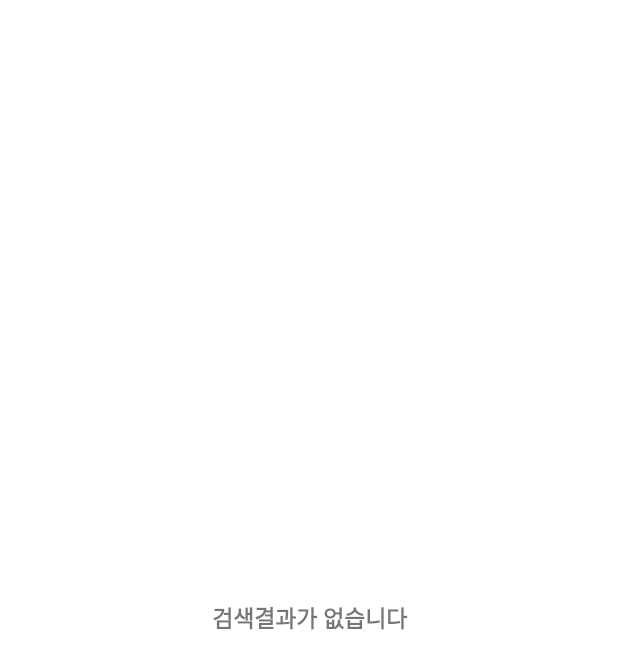
After one commit to pjs3065a/KakaoPay_Book_Search, an Android app: the layout holder_search_none.xml on its own in the app's theme, with its tools: preview values and no code run, on a phone screen of 412 x 824 dp. The commit adds this screen. Shown: the top 669 px of the screen. Run offline under Robolectric (Android 15) with nearby library versions, the phone set to English and light mode, and no system bars.

Commit message:
feat : 검색어 결과 없음 표시 기능 추가

```diff
--- a/app/src/main/java/kr/pjs/booksearch/view/ui/searchdetail/SearchDetailViewModel.kt
+++ b/app/src/main/java/kr/pjs/booksearch/view/ui/searchdetail/SearchDetailViewModel.kt
@@ -63,7 +63,7 @@ class SearchDetailViewModel(private var args: DocumentArgs?) : DisposableViewMod
         itemModel?.let { data ->
             bindName.set(data.title)
             bindThumbnail.set(data.thumbnail)
-            bindDateTime.set(data.datetime.toDateFormat())
+            bindDateTime.set(data.datetime?.toDateFormat())
             bindPrice.set(data.price.toString())
             bindNumber.set(data.isbn)
             bindAuthor.set(data.authors.toString())
--- a/app/src/main/java/kr/pjs/booksearch/view/ui/searchinput/adapter/holder/BookInfoHolder.kt
+++ b/app/src/main/java/kr/pjs/booksearch/view/ui/searchinput/adapter/holder/BookInfoHolder.kt
@@ -26,7 +26,7 @@ class BookInfoHolder private constructor(private val mBinding: HolderBookItemBin
 
     fun onBindViewHolder(item: DocumentModel) {
         mBinding.tvBookName.text = item.title
-        mBinding.tvBookDatetime.text = item.datetime.toDateFormat()
+        mBinding.tvBookDatetime.text = item.datetime?.toDateFormat()
         mBinding.tvBookDescription.text = item.contents
         mBinding.tvBookPrice.text = item.price.toString()
         mBinding.ibFavorite.isSelected = item.isFavorite
--- /dev/null
+++ b/app/src/main/res/layout/holder_search_none.xml
@@ -0,0 +1,23 @@
+<?xml version="1.0" encoding="utf-8"?>
+<layout xmlns:android="http://schemas.android.com/apk/res/android"
+    xmlns:app="http://schemas.android.com/apk/res-auto">
+
+    <androidx.constraintlayout.widget.ConstraintLayout
+        android:layout_width="match_parent"
+        android:layout_height="match_parent">
+
+        <TextView
+            android:id="@+id/tv_none_result"
+            android:layout_width="0dp"
+            android:layout_height="0dp"
+            android:gravity="center"
+            android:text="@string/none_result"
+            android:textStyle="bold"
+            android:textSize="15dp"
+            app:layout_constraintBottom_toBottomOf="parent"
+            app:layout_constraintEnd_toEndOf="parent"
+            app:layout_constraintStart_toStartOf="parent"
+            app:layout_constraintTop_toTopOf="parent" />
+
+    </androidx.constraintlayout.widget.ConstraintLayout>
+</layout>
--- a/app/src/main/res/values/strings.xml
+++ b/app/src/main/res/values/strings.xml
@@ -14,4 +14,5 @@
     <string name="status">도서상태</string>
     <string name="content">소개</string>
     <string name="category">도서 상세 정보</string>
+    <string name="none_result">검색결과가 없습니다</string>
 </resources>
```
Also changed, not shown: app/src/main/java/kr/pjs/booksearch/data/view/model/SearchModel.kt (+17 -14 lines), app/src/main/java/kr/pjs/booksearch/view/ui/searchinput/SearchInputViewModel.kt (+12 -4 lines), app/src/main/java/kr/pjs/booksearch/view/ui/searchinput/adapter/SearchInputAdapter.kt (+22 -4 lines), app/src/main/java/kr/pjs/booksearch/view/ui/searchinput/adapter/holder/NoneResultHolder.kt (added, +21 -0 lines).
